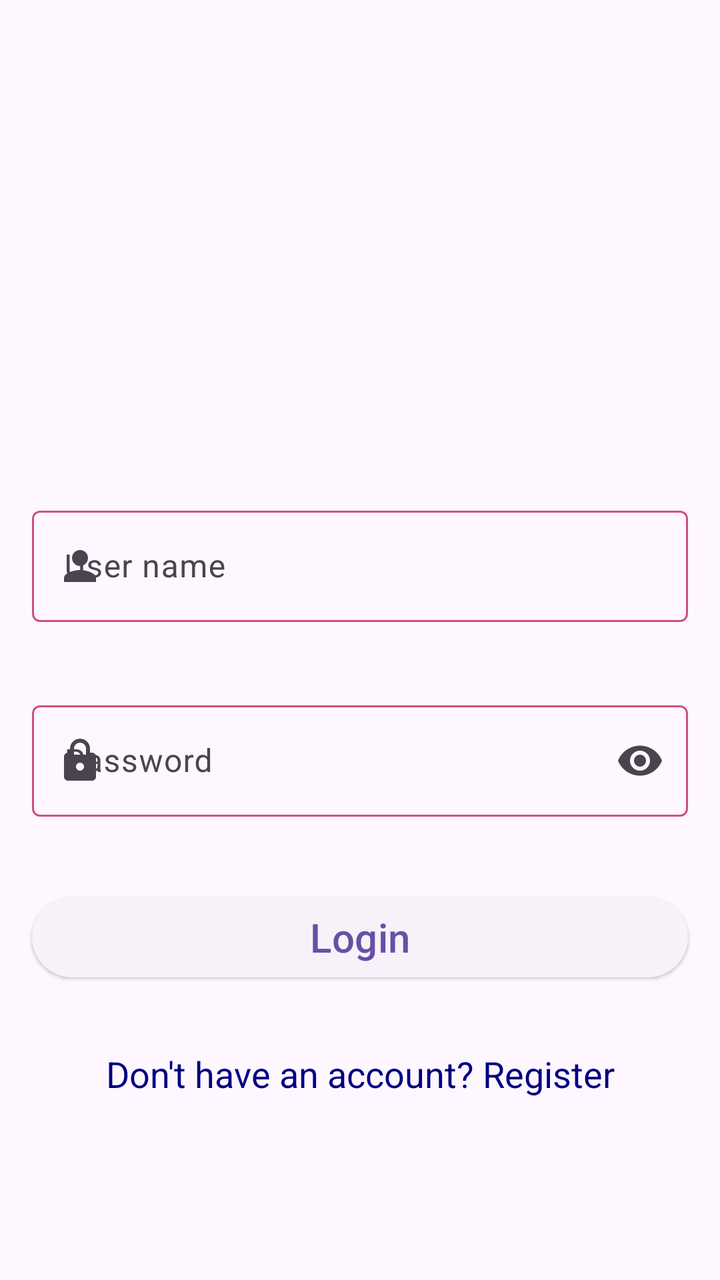
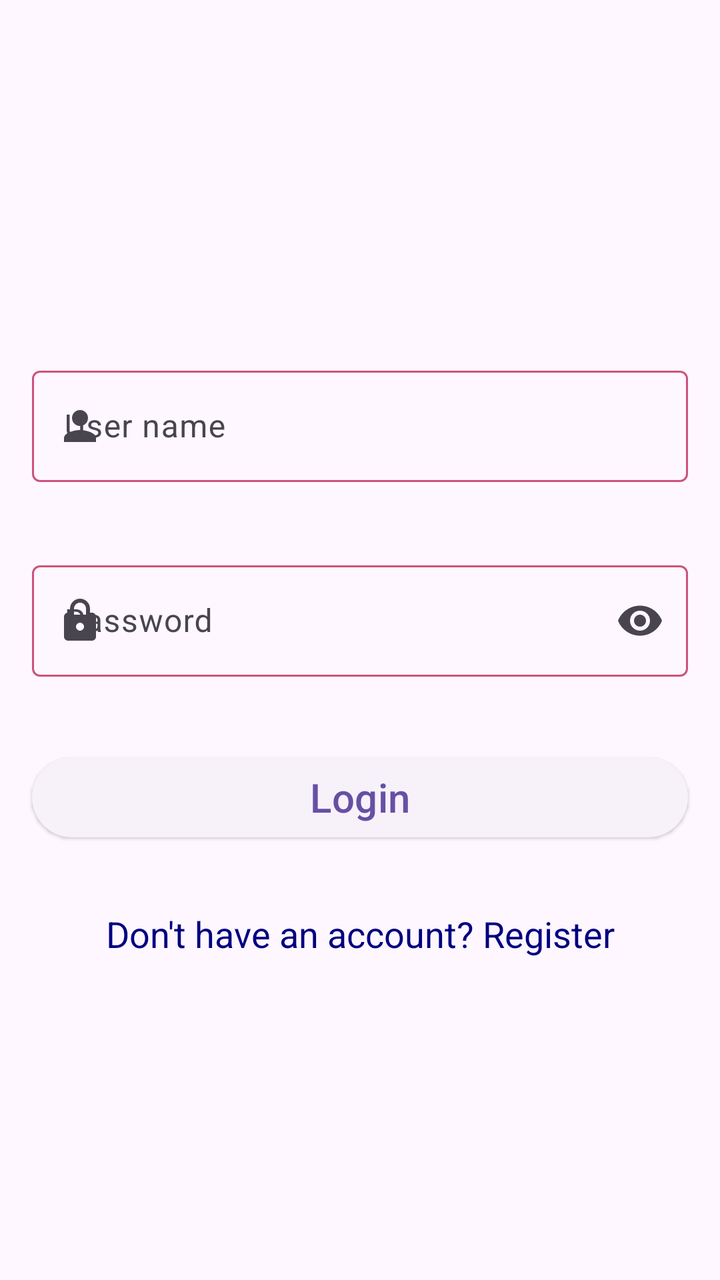

Two renders of the same Android screen: before a commit and after it. Below are the layout's source before the change and the commit's diff.
<!-- AndroidManifest.xml: application theme Theme.NeWork -->
<!-- res/layout/fragment_sign_in.xml -->
<?xml version="1.0" encoding="utf-8"?>
<androidx.constraintlayout.widget.ConstraintLayout xmlns:android="http://schemas.android.com/apk/res/android"
    xmlns:app="http://schemas.android.com/apk/res-auto"
    android:layout_width="match_parent"
    android:layout_height="match_parent">




    <com.google.android.material.textfield.TextInputLayout
        android:id="@+id/login_layout"
        android:layout_width="0dp"
        android:layout_height="wrap_content"
        android:layout_marginStart="@dimen/common_spacing"
        android:layout_marginTop="250dp"
        android:layout_marginEnd="@dimen/common_spacing"
        app:boxStrokeColor="@color/selector_text_input"
        app:errorEnabled="true"
        app:hintAnimationEnabled="true"
        app:hintEnabled="true"
        app:hintTextColor="@color/sign_in_menu"
        app:layout_constraintEnd_toEndOf="parent"
        app:layout_constraintStart_toStartOf="parent"
        app:layout_constraintTop_toTopOf="parent"
        app:startIconContentDescription="@string/person_icon_description"
        app:startIconDrawable="@drawable/ic_person_24">

        <com.google.android.material.textfield.TextInputEditText
            android:id="@+id/login_edit_text"
            android:layout_width="match_parent"
            android:layout_height="wrap_content"
            android:autofillHints="student"
            android:hint="@string/user_name"
            android:imeOptions="actionNext"
            android:inputType="textPersonName"
            android:maxLength="30"
            android:singleLine="true" />

    </com.google.android.material.textfield.TextInputLayout>

    <com.google.android.material.textfield.TextInputLayout
        android:id="@+id/password_layout"
        android:layout_width="0dp"
        android:layout_height="wrap_content"
        android:layout_marginStart="@dimen/common_spacing"
        android:layout_marginTop="@dimen/common_spacing"
        android:layout_marginEnd="@dimen/common_spacing"
        app:boxStrokeColor="@color/selector_text_input"
        app:errorEnabled="true"
        app:hintAnimationEnabled="true"
        app:hintEnabled="true"
        app:hintTextColor="@color/sign_in_menu"
        app:layout_constraintEnd_toEndOf="parent"
        app:layout_constraintStart_toStartOf="parent"
        app:layout_constraintTop_toBottomOf="@+id/login_layout"
        app:startIconContentDescription="@string/password_icon_description"
        app:startIconDrawable="@drawable/ic_password_24"
        app:endIconMode="password_toggle">

        <com.google.android.material.textfield.TextInputEditText
            android:id="@+id/password_edit_text"
            android:layout_width="match_parent"
            android:layout_height="wrap_content"
            android:autofillHints="secret"
            android:hint="@string/password"
            android:imeOptions="actionDone"
            android:inputType="textPassword"
            android:maxLength="20"
            android:singleLine="true" />

    </com.google.android.material.textfield.TextInputLayout>

    <com.google.android.material.button.MaterialButton
        android:id="@+id/sign_in_button"
        android:layout_width="0dp"
        android:layout_height="wrap_content"
        android:layout_marginStart="@dimen/common_spacing"
        android:layout_marginTop="@dimen/common_spacing"
        android:layout_marginEnd="@dimen/common_spacing"
        app:layout_constraintTop_toBottomOf="@id/password_layout"
        app:layout_constraintStart_toStartOf="parent"
        app:layout_constraintEnd_toEndOf="parent"
        android:text="@string/sign_in"
        app:cornerRadius="20dp"
        style="@style/Widget.Material3.Button.ElevatedButton"
        android:textSize="20sp"/>

    <TextView
        android:layout_width="wrap_content"
        android:layout_height="wrap_content"
        android:text="@string/go_to_registration"
        app:layout_constraintTop_toBottomOf="@id/sign_in_button"
        app:layout_constraintStart_toStartOf="parent"
        app:layout_constraintEnd_toEndOf="parent"
        android:layout_marginTop="@dimen/double_common_spacing"
        android:textColor="@color/blue"
        android:clickable="true"
        android:textSize="18sp"/>

    <ProgressBar
        android:id="@+id/progress_auth"
        android:layout_width="wrap_content"
        android:layout_height="wrap_content"
        android:visibility="gone"
        app:layout_constraintBottom_toBottomOf="parent"
        app:layout_constraintEnd_toEndOf="parent"
        app:layout_constraintStart_toStartOf="parent"
        app:layout_constraintTop_toTopOf="parent" />

</androidx.constraintlayout.widget.ConstraintLayout>
<!-- resources referenced by this layout -->
<resources>
  <color name="blue">#000080</color>
  <color name="sign_in_menu">#364197</color>
  <dimen name="common_spacing">16dp</dimen>
  <dimen name="double_common_spacing">32dp</dimen>
  <!-- drawable ic_password_24 (drawable) -->
  <vector xmlns:android="http://schemas.android.com/apk/res/android"
      android:width="24dp"
      android:height="24dp"
      android:viewportWidth="24"
      android:viewportHeight="24">
      <path
          android:fillColor="#000000"
          android:pathData="M18,8h-1V6c0-2.76-2.24-5-5-5S7,3.24,7,6v2H6c-1.1,0-2,0.9-2,2v10c0,1.1,0.9,2,2,2h12c1.1,0,2-0.9,2-2V10C20,8.9,19.1,8,18,8zM12,17c-1.1,0-2-0.9-2-2s0.9-2,2-2s2,0.9,2,2S13.1,17,12,17zM12,9H9V6c0-1.66,1.34-3,3-3s3,1.34,3,3v3H12z"/>
  </vector>
  <!-- drawable ic_person_24 (drawable) -->
  <vector xmlns:android="http://schemas.android.com/apk/res/android"
      android:width="24dp"
      android:height="24dp"
      android:viewportWidth="24"
      android:viewportHeight="24">
      <path
          android:fillColor="#000000"
          android:pathData="M12,12c2.21,0 4,-1.79 4,-4s-1.79,-4 -4,-4 -4,1.79 -4,4 1.79,4 4,4zM12,14c-2.67,0 -8,1.34 -8,4v2h16v-2c0,-2.66 -5.33,-4 -8,-4z"/>
  </vector>
  <string name="go_to_registration">Don\'t have an account? Register</string>
  <string name="password">Password</string>
  <string name="password_icon_description">Password icon</string>
  <string name="person_icon_description">Person icon</string>
  <string name="sign_in">Login</string>
  <string name="user_name">User name</string>
  <style name="Theme.NeWork" parent="Base.Theme.NeWork" />
  <style name="Base.Theme.NeWork" parent="Theme.Material3.DayNight">
          
          
      </style>
</resources>

<!-- the commit's change to res/layout/fragment_sign_in.xml (unified diff, before → after) -->
@@ -12,7 +12,7 @@
         android:layout_width="0dp"
         android:layout_height="wrap_content"
         android:layout_marginStart="@dimen/common_spacing"
-        android:layout_marginTop="250dp"
+        android:layout_marginTop="180dp"
         android:layout_marginEnd="@dimen/common_spacing"
         app:boxStrokeColor="@color/selector_text_input"
         app:errorEnabled="true"
